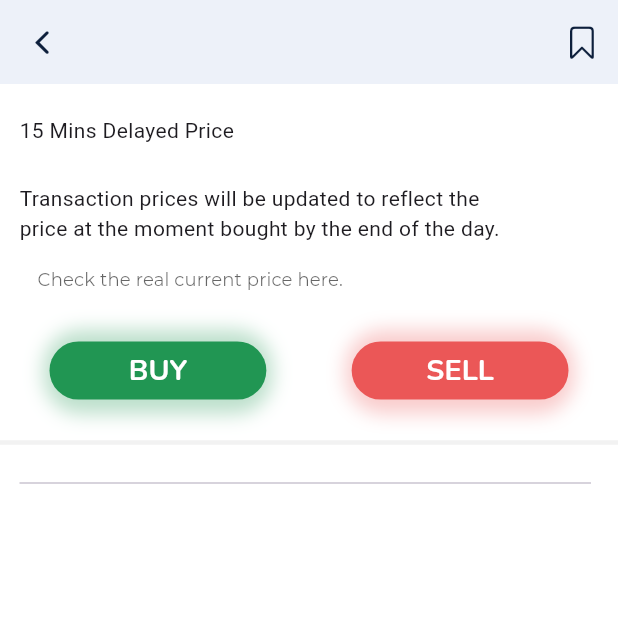
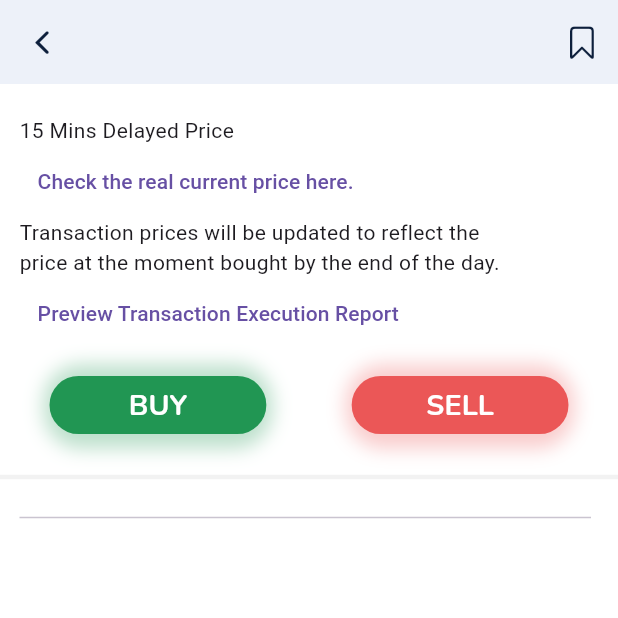
Before and after one commit to NeneWang/paper-merchant, a Flutter app: the BuySellScreen screen opened directly with empty values, after a tap on "Check the real current price here.", on a phone screen of 412 x 824 dp, the top half of it. Run offline on Flutter 3.47's test engine with Material 3 defaults, Android fonts, the phone set to English and light mode, and no system bars; our stand-ins replace fl_chart, flutter_spinkit, flutter_svg, get, hive_flutter, percent_indicator and 1 more; missing offline and left inert: fuzzy; accounts and stored records are empty; network calls fail.

Commit message:
transaction execution report

```diff
--- a/lib/data/database.dart
+++ b/lib/data/database.dart
@@ -141,7 +141,6 @@ class Database {
       bookmark = _myBox.get("bookmark");
     } else {
       bookmark = _myBox.get("bookmark");
-      print('Bookmarks: $bookmark');
     }
 
     if (_myBox.get("ticketNames") == null ||
@@ -732,7 +731,6 @@ class Database {
           "$backendAPI/api/get_highlight_today"; // Replace with actual API URL
 
       final bookmarksParam = bookmark;
-      print("Bookmarks parameter to be used.: $bookmarksParam");
       final headers = <String, String>{
         'Content-Type': 'application/json',
       };
--- a/lib/screen/home/watchlist/simple_buy_sell_screen.dart
+++ b/lib/screen/home/watchlist/simple_buy_sell_screen.dart
@@ -33,6 +33,15 @@ Future<void> launch_latest_competition_url(symbol) async {
   Uri uri = Uri.parse(shareYahooStock);
   if (!await launchUrl(uri)) {
     throw Exception('Could not launch $shareYahooStock');
+  }
+}
+
+Future<void> launch_transaction_execution_preview(player_id) async {
+  String baseUrl = 'http://127.0.0.1:8000/api/preview_execution_report/';
+  String url = baseUrl + player_id;
+  Uri uri = Uri.parse(url);
+  if (!await launchUrl(uri)) {
+    throw Exception('Could not launch $url');
   }
 }
 
@@ -154,26 +163,31 @@ class _BuySellScreenState extends State<BuySellScreen> {
                       mainAxisAlignment: MainAxisAlignment.spaceBetween,
                       children: [
                         const Text("15 Mins Delayed Price"),
-                        Text(widget.price, style: blackBoldStyle),
+                        Row(
+                          children: [
+                            Text(widget.price, style: blackBoldStyle),
+                            TextButton(
+                              onPressed: () {
+                                launch_latest_competition_url(widget.ticker);
+                              },
+                              child: Text(
+                                "Check the real current price here.",
+                              ),
+                            ),
+                          ],
+                        ),
                         Container(
                           width: Get.width * 0.8,
                           child: const Text(
                               "Transaction prices will be updated to reflect the price at the moment bought by the end of the day."),
                         ),
                         TextButton(
-                          onPressed: () {
-                            launch_latest_competition_url(widget.ticker);
-                          },
-                          child: Text(
-                            "Check the real current price here.",
-                            style: TextStyle(
-                              color: black.withOpacity(0.6),
-                              fontSize: 12,
-                              fontWeight: FontWeight.w400,
-                              fontFamily: "MontserratRegular",
-                            ),
-                          ),
-                        ),
+                            onPressed: () {
+                              launch_transaction_execution_preview(
+                                  db.userData['player_id']);
+                            },
+                            child:
+                                Text("Preview Transaction Execution Report")),
                       ],
                     )
                   ],
```
Also changed, not shown: 1 other file.
